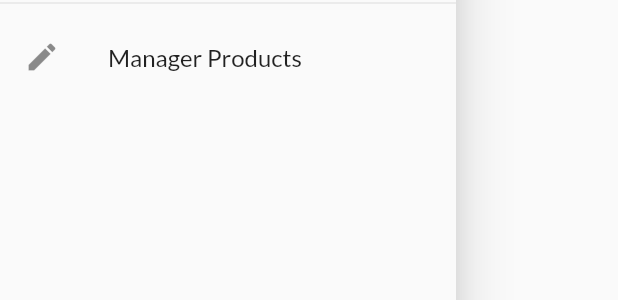
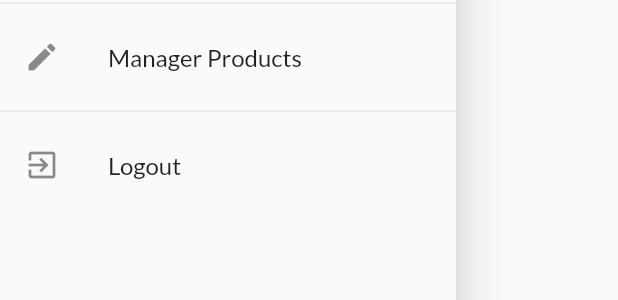
Before and after one commit to JhonnathaMonteiro/e-shop-app-flutter, a Flutter app: the AppDrawer widget shown alone on an empty page, opened directly, on a phone screen of 412 x 824 dp. Shown: the part 309-609 px from the top of the screen. Run offline on Flutter 3.47's test engine with Material 2 defaults, Android fonts, the phone set to English and light mode, and no system bars; network calls fail.

Commit message:
auto logout (time expires)

```diff
--- a/lib/widgets/app_drawer.dart
+++ b/lib/widgets/app_drawer.dart
@@ -1,7 +1,9 @@
 import 'package:flutter/material.dart';
+import 'package:provider/provider.dart';
 
 import '../screens/user_product_screen.dart';
 import '../screens/orders_screen.dart';
+import '../providers/auth.dart';
 
 class AppDrawer extends StatelessWidget {
   @override
@@ -37,6 +39,15 @@ class AppDrawer extends StatelessWidget {
               Navigator.of(context).pushNamed(UserProductScreen.routeName);
             },
           ),
+          Divider(),
+          ListTile(
+            leading: Icon(Icons.exit_to_app),
+            title: Text('Logout'),
+            onTap: () {
+              Navigator.of(context).pop();
+              Provider.of<Auth>(context, listen: false).logout();
+            },
+          ),
         ],
       ),
     );
```
Also changed, not shown: lib/providers/auth.dart (+22 -0 lines).
